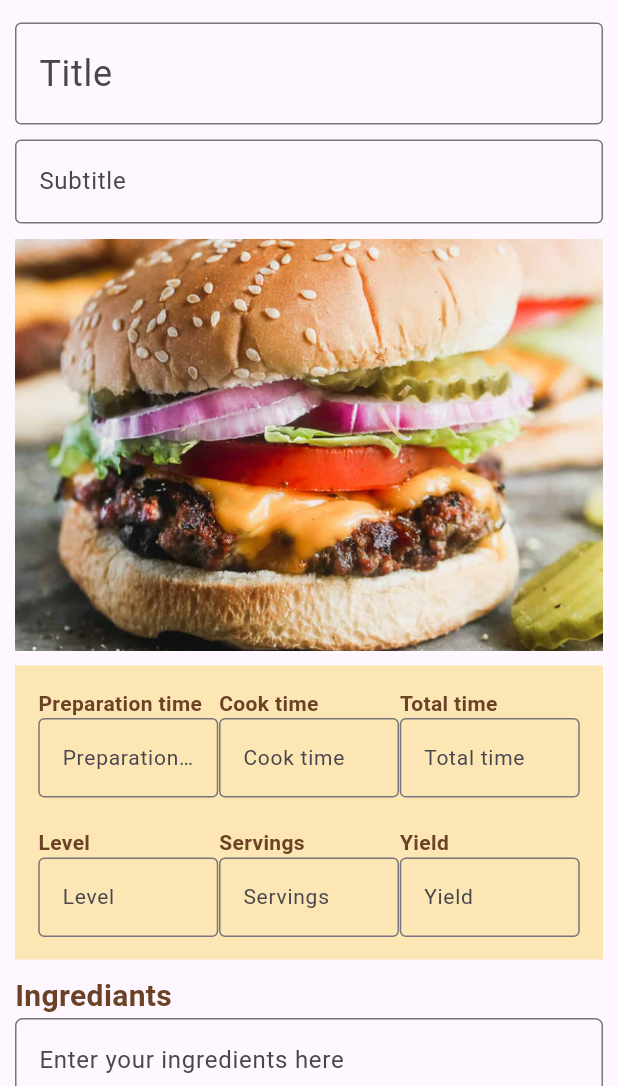
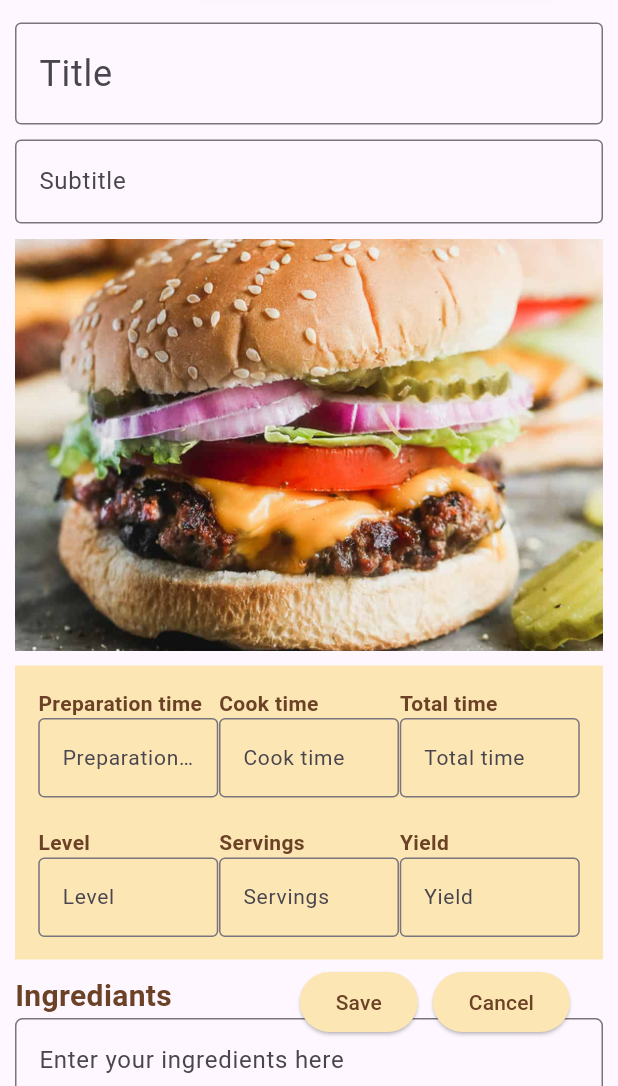
Before and after one commit to NikoletaDalaktchieva/2024-grandmas-recipes, a Flutter app: the screen it shows after launch, after a tap on the "add" icon, on a phone screen of 412 x 824 dp, the part 150-1236 px from its top. Run offline on Flutter 3.47's test engine with Material 3 defaults, Android fonts, the phone set to English and light mode, and no system bars; our stand-ins replace flutter_form_builder, get.

Commit message:
add buttons to the add screen

```diff
--- a/lib/pages/add_recipe.dart
+++ b/lib/pages/add_recipe.dart
@@ -33,7 +33,9 @@ class AddRecipe extends StatelessWidget {
                           const SizedBox(height: 10),
                           direction()
                         ]))))
-    ]));
+      ]),
+      floatingActionButton: footerButtons(),
+    );
   }
 
   Widget title() {
@@ -62,8 +64,8 @@ class AddRecipe extends StatelessWidget {
             border: OutlineInputBorder(),
           ),
           style: const TextStyle(
-            fontSize: 16, // Change the font size here
-            color: AppColors.textColor, // Optional: Change text color
+            fontSize: 16,
+            color: AppColors.textColor,
           ),
         ));
   }
@@ -199,4 +201,37 @@ class AddRecipe extends StatelessWidget {
           ))
     ]);
   }
+
+  Widget footerButtons() {
+    return Padding(
+      padding: const EdgeInsets.only(right: 16.0, bottom: 16.0),
+      child: Row(
+        mainAxisSize: MainAxisSize.min,
+        children: [
+          saveButton(),
+          const SizedBox(width: 10), // Space between buttons
+          cancelButton(),
+        ],
+      ),
+    );
   }
+
+  Widget saveButton() {
+    return button("Save");
+  }
+
+  Widget cancelButton() {
+    return button("Cancel");
+  }
+
+  Widget button(String btnLabel) {
+    return ElevatedButton(
+      onPressed: () {},
+      style: ButtonStyle(
+        backgroundColor: WidgetStateProperty.all(AppColors.elementColor),
+        foregroundColor: WidgetStateProperty.all(AppColors.textColor),
+      ),
+      child: Text(btnLabel),
+    );
+  }
+}
--- a/lib/pages/recipe_grid.dart
+++ b/lib/pages/recipe_grid.dart
@@ -22,7 +22,7 @@ class RecipeGrid extends StatelessWidget {
 
     return GridView.count(
       crossAxisCount: count,
-      padding: EdgeInsets.all(10),
+      padding: const EdgeInsets.all(10),
       mainAxisSpacing: 10,
       crossAxisSpacing: 10,
       childAspectRatio: count == 1 ? (2 / 1) : (1 / 1),
```
Lines whose indentation alone changed are shown as unchanged.
